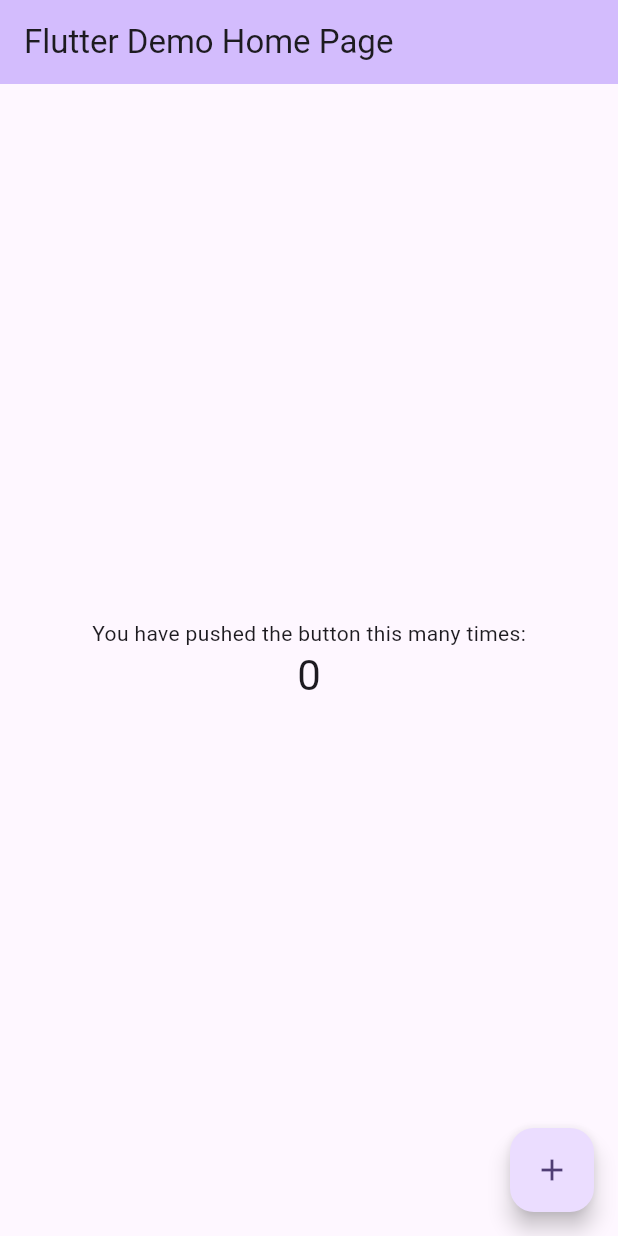
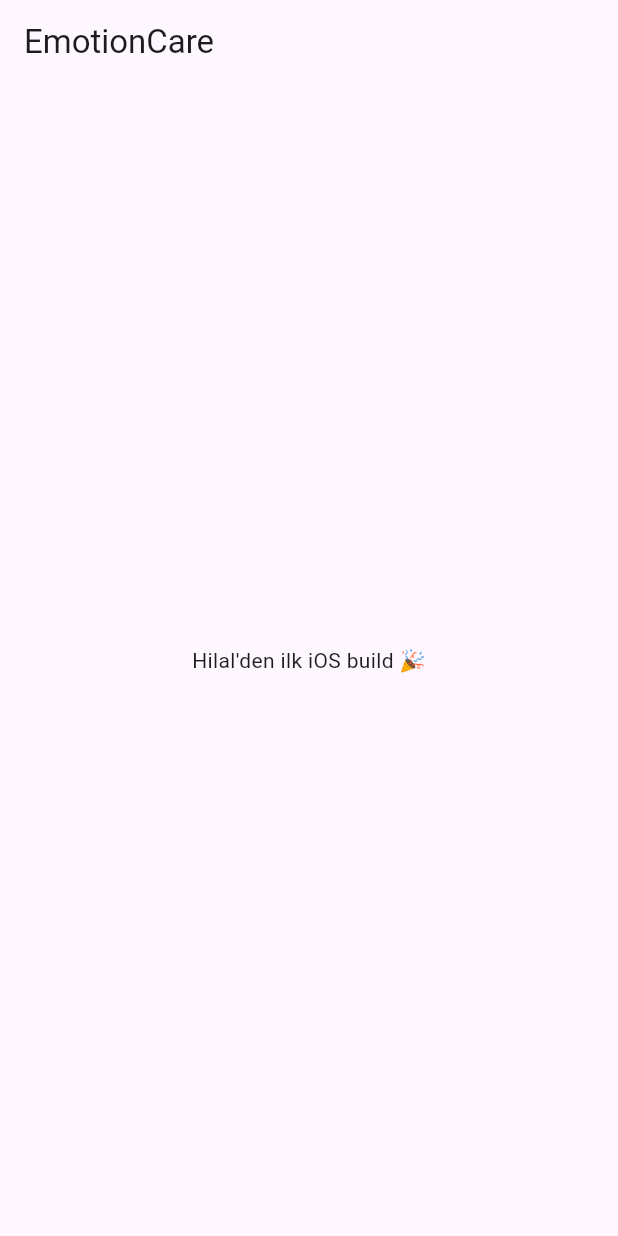
Before and after one commit to HilalNisaCan/EmotionCare, a Flutter app: the screen it shows after launch, on a phone screen of 412 x 824 dp. Run offline on Flutter 3.47's test engine with Material 3 defaults, Android fonts, the light colour scheme and no system bars.

Commit message:
Hilal Simulator denemesi

```diff
--- a/lib/main.dart
+++ b/lib/main.dart
@@ -1,122 +1,34 @@
-import 'package:flutter/material.dart';
+iimport 'package:flutter/material.dart';
 
 void main() {
+  // Burada test print'in durabilir, sorun yok:
+  print("Hilal'den test commit!");
   runApp(const MyApp());
 }
-print("Hilal'den test commit!");
 
 class MyApp extends StatelessWidget {
   const MyApp({super.key});
 
-  // This widget is the root of your application.
   @override
   Widget build(BuildContext context) {
     return MaterialApp(
-      title: 'Flutter Demo',
-      theme: ThemeData(
-        // This is the theme of your application.
-        //
-        // TRY THIS: Try running your application with "flutter run". You'll see
-        // the application has a purple toolbar. Then, without quitting the app,
-        // try changing the seedColor in the colorScheme below to Colors.green
-        // and then invoke "hot reload" (save your changes or press the "hot
-        // reload" button in a Flutter-supported IDE, or press "r" if you used
-        // the command line to start the app).
-        //
-        // Notice that the counter didn't reset back to zero; the application
-        // state is not lost during the reload. To reset the state, use hot
-        // restart instead.
-        //
-        // This works for code too, not just values: Most code changes can be
-        // tested with just a hot reload.
-        colorScheme: .fromSeed(seedColor: Colors.deepPurple),
-      ),
-      home: const MyHomePage(title: 'Flutter Demo Home Page'),
+      title: 'EmotionCare',
+      home: const HomeScreen(),
     );
   }
 }
 
-class MyHomePage extends StatefulWidget {
-  const MyHomePage({super.key, required this.title});
-
-  // This widget is the home page of your application. It is stateful, meaning
-  // that it has a State object (defined below) that contains fields that affect
-  // how it looks.
-
-  // This class is the configuration for the state. It holds the values (in this
-  // case the title) provided by the parent (in this case the App widget) and
-  // used by the build method of the State. Fields in a Widget subclass are
-  // always marked "final".
-
-  final String title;
-
-  @override
-  State<MyHomePage> createState() => _MyHomePageState();
-}
-
-class _MyHomePageState extends State<MyHomePage> {
-  int _counter = 0;
-
-  void _incrementCounter() {
-    setState(() {
-      // This call to setState tells the Flutter framework that something has
-      // changed in this State, which causes it to rerun the build method below
-      // so that the display can reflect the updated values. If we changed
-      // _counter without calling setState(), then the build method would not be
-      // called again, and so nothing would appear to happen.
-      _counter++;
-    });
-  }
+class HomeScreen extends StatelessWidget {
+  const HomeScreen({super.key});
 
   @override
   Widget build(BuildContext context) {
-    // This method is rerun every time setState is called, for instance as done
-    // by the _incrementCounter method above.
-    //
-    // The Flutter framework has been optimized to make rerunning build methods
-    // fast, so that you can just rebuild anything that needs updating rather
-    // than having to individually change instances of widgets.
     return Scaffold(
       appBar: AppBar(
-        // TRY THIS: Try changing the color here to a specific color (to
-        // Colors.amber, perhaps?) and trigger a hot reload to see the AppBar
-        // change color while the other colors stay the same.
-        backgroundColor: Theme.of(context).colorScheme.inversePrimary,
-        // Here we take the value from the MyHomePage object that was created by
-        // the App.build method, and use it to set our appbar title.
-        title: Text(widget.title),
+        title: const Text('EmotionCare'),
       ),
-      body: Center(
-        // Center is a layout widget. It takes a single child and positions it
-        // in the middle of the parent.
-        child: Column(
-          // Column is also a layout widget. It takes a list of children and
-          // arranges them vertically. By default, it sizes itself to fit its
-          // children horizontally, and tries to be as tall as its parent.
-          //
-          // Column has various properties to control how it sizes itself and
-          // how it positions its children. Here we use mainAxisAlignment to
-          // center the children vertically; the main axis here is the vertical
-          // axis because Columns are vertical (the cross axis would be
-          // horizontal).
-          //
-          // TRY THIS: Invoke "debug painting" (choose the "Toggle Debug Paint"
-          // action in the IDE, or press "p" in the console), to see the
-          // wireframe for each widget.
-          mainAxisAlignment: .center,
-          children: [
-            const Text('You have pushed the button this many times:'),
-            Text(
-              '$_counter',
-              style: Theme.of(context).textTheme.headlineMedium,
-            ),
-          ],
-        ),
-      ),
-      floatingActionButton: FloatingActionButton(
-        onPressed: _incrementCounter,
-        tooltip: 'Increment',
-        child: const Icon(Icons.add),
+      body: const Center(
+        child: Text("Hilal'den ilk iOS build 🎉"),
       ),
     );
   }
```
